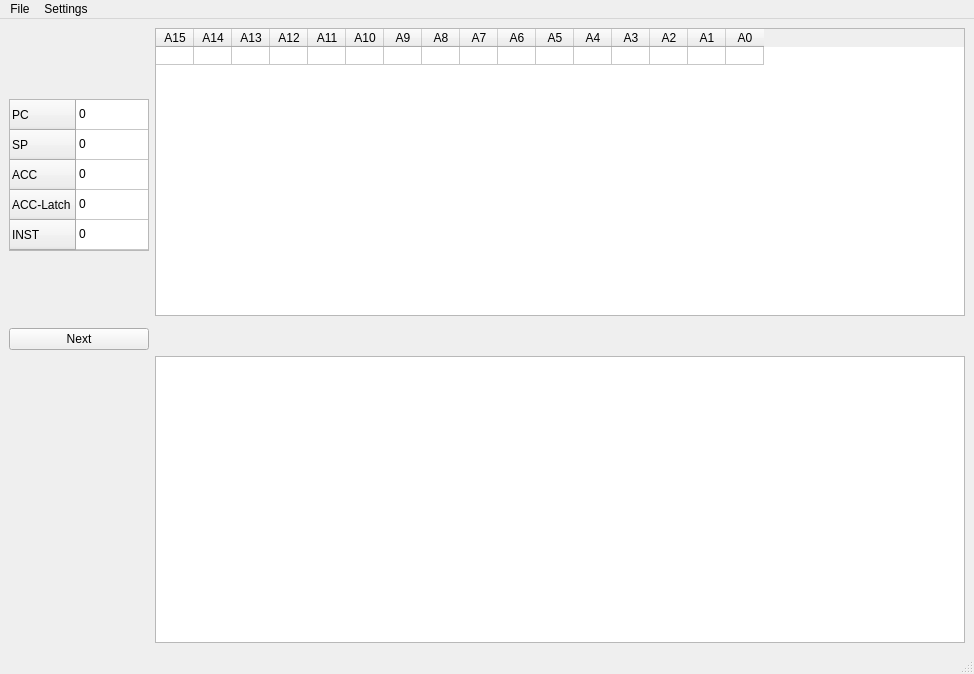
First picture: the form in Code/ui/Intel8080_MainWindow.ui, repository NicoSchrodt/8-Bit-Simulator, before the edit.
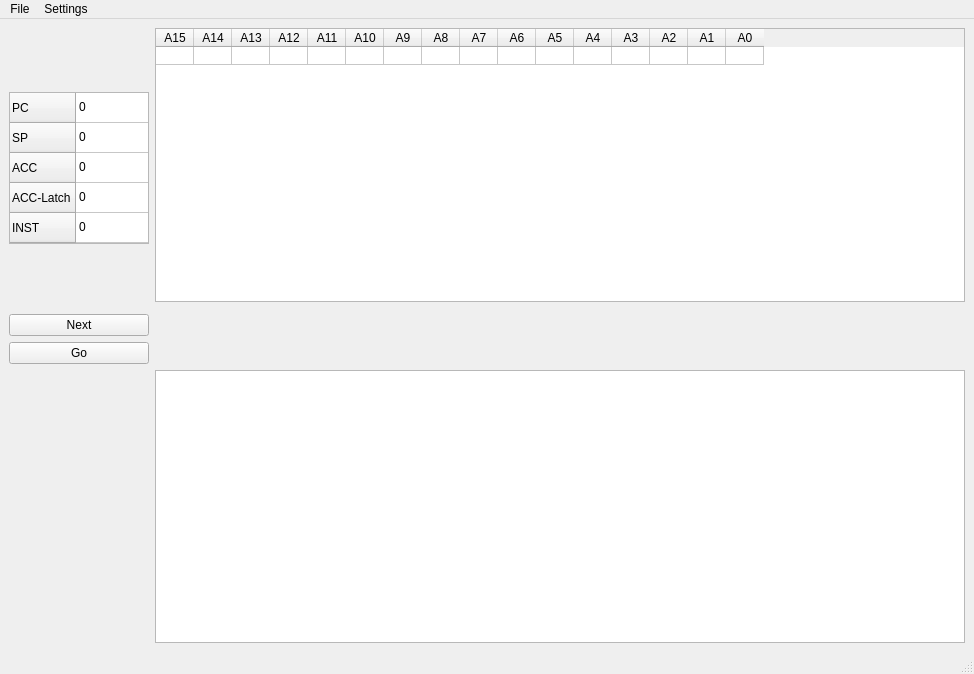
Second picture: the form after the edit.

Commit message: Added Threading for automatic program execution. Fixed ui-error (On reset, matched registers to ui, not the opposite)

Patch:
```diff
--- a/Code/ui/Intel8080_MainWindow.ui
+++ b/Code/ui/Intel8080_MainWindow.ui
@@ -15,7 +15,14 @@
   </property>
   <widget class="QWidget" name="centralwidget">
    <layout class="QGridLayout" name="gridLayout">
-    <item row="0" column="1">
+    <item row="2" column="0">
+     <widget class="QPushButton" name="next_button">
+      <property name="text">
+       <string>Next</string>
+      </property>
+     </widget>
+    </item>
+    <item row="0" column="2">
      <widget class="QTableWidget" name="AddressLatch_table">
       <attribute name="horizontalHeaderVisible">
        <bool>true</bool>
@@ -125,39 +132,6 @@
       </column>
      </widget>
     </item>
-    <item row="2" column="0">
-     <widget class="QPushButton" name="next_button">
-      <property name="text">
-       <string>Next</string>
-      </property>
-     </widget>
-    </item>
-    <item row="3" column="1">
-     <widget class="QTableWidget" name="Program_table">
-      <attribute name="horizontalHeaderVisible">
-       <bool>false</bool>
-      </attribute>
-      <attribute name="horizontalHeaderMinimumSectionSize">
-       <number>0</number>
-      </attribute>
-      <attribute name="horizontalHeaderDefaultSectionSize">
-       <number>0</number>
-      </attribute>
-      <attribute name="verticalHeaderVisible">
-       <bool>false</bool>
-      </attribute>
-      <column>
-       <property name="text">
-        <string/>
-       </property>
-      </column>
-      <column>
-       <property name="text">
-        <string/>
-       </property>
-      </column>
-     </widget>
-    </item>
     <item row="0" column="0" rowspan="2">
      <widget class="QTableWidget" name="Registers_table">
       <property name="sizePolicy">
@@ -250,6 +224,39 @@
       </item>
      </widget>
     </item>
+    <item row="5" column="2">
+     <widget class="QTableWidget" name="Program_table">
+      <attribute name="horizontalHeaderVisible">
+       <bool>false</bool>
+      </attribute>
+      <attribute name="horizontalHeaderMinimumSectionSize">
+       <number>0</number>
+      </attribute>
+      <attribute name="horizontalHeaderDefaultSectionSize">
+       <number>0</number>
+      </attribute>
+      <attribute name="verticalHeaderVisible">
+       <bool>false</bool>
+      </attribute>
+      <column>
+       <property name="text">
+        <string/>
+       </property>
+      </column>
+      <column>
+       <property name="text">
+        <string/>
+       </property>
+      </column>
+     </widget>
+    </item>
+    <item row="3" column="0">
+     <widget class="QPushButton" name="go_button">
+      <property name="text">
+       <string>Go</string>
+      </property>
+     </widget>
+    </item>
    </layout>
   </widget>
   <widget class="QMenuBar" name="menubar">
```
The commit also changes 2 other files.
